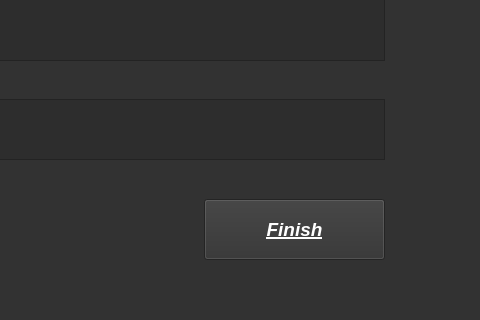
MoAmrYehia/TMS, file Report_final.ui: the form before one commit; both pictures show x 186 to 666 and y 491 to 811 of the 666 by 811 pixel window.
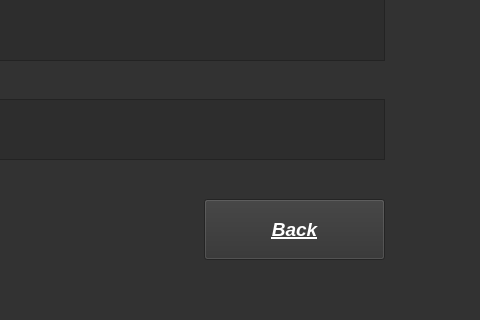
The form after the commit.

Patch:
```diff
--- a/Report_final.ui
+++ b/Report_final.ui
@@ -162,7 +162,7 @@
 border-color: rgb(255, 255, 255);</string>
    </property>
    <property name="text">
-    <string>Finish</string>
+    <string>Back</string>
    </property>
   </widget>
  </widget>
```
